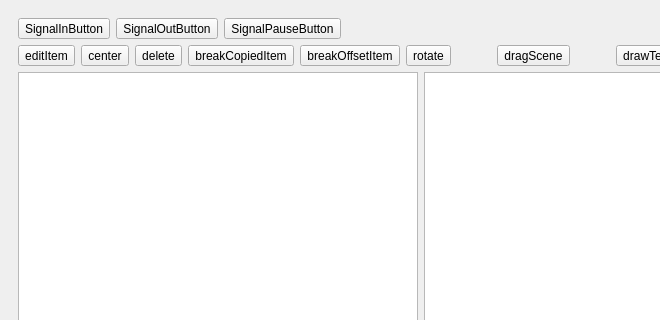
The window that header/Ui/mainwindow.ui (joey674/LaserCAD_QT) describes before a commit, drawn with Qt 5; both pictures show x 0 to 660 and y 0 to 320 of the 981 by 752 pixel window.
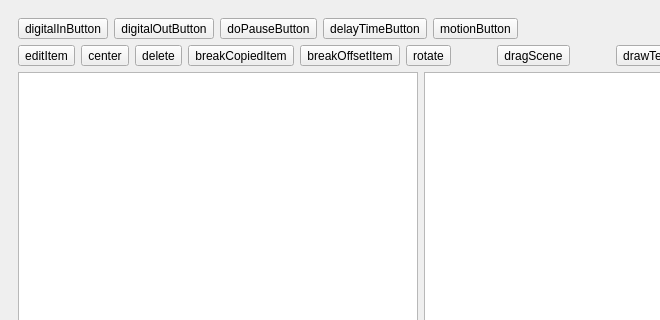
The same window after the commit. Custom widgets are drawn as their Qt base class.

```diff
--- a/header/Ui/mainwindow.ui
+++ b/header/Ui/mainwindow.ui
@@ -455,21 +455,35 @@
          <item>
           <widget class="QToolButton" name="signalInButton">
            <property name="text">
-            <string>SignalInButton</string>
+            <string>digitalInButton</string>
            </property>
           </widget>
          </item>
          <item>
           <widget class="QToolButton" name="signalOutButton">
            <property name="text">
-            <string>SignalOutButton</string>
+            <string>digitalOutButton</string>
            </property>
           </widget>
          </item>
          <item>
           <widget class="QToolButton" name="signalPauseButton">
            <property name="text">
-            <string>SignalPauseButton</string>
+            <string>doPauseButton</string>
+           </property>
+          </widget>
+         </item>
+         <item>
+          <widget class="QToolButton" name="delayTimeButton">
+           <property name="text">
+            <string>delayTimeButton</string>
+           </property>
+          </widget>
+         </item>
+         <item>
+          <widget class="QToolButton" name="motionButton">
+           <property name="text">
+            <string>motionButton</string>
            </property>
           </widget>
          </item>
```
Left out of the diff: 6 changed lines with no effect on the pictures.
